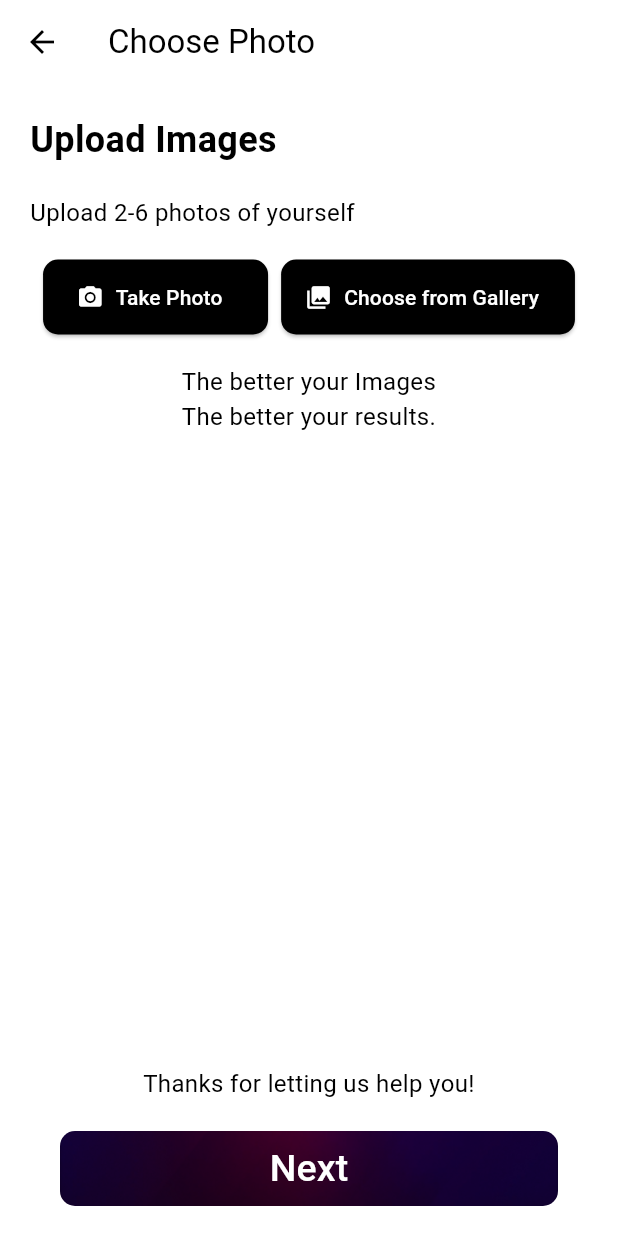
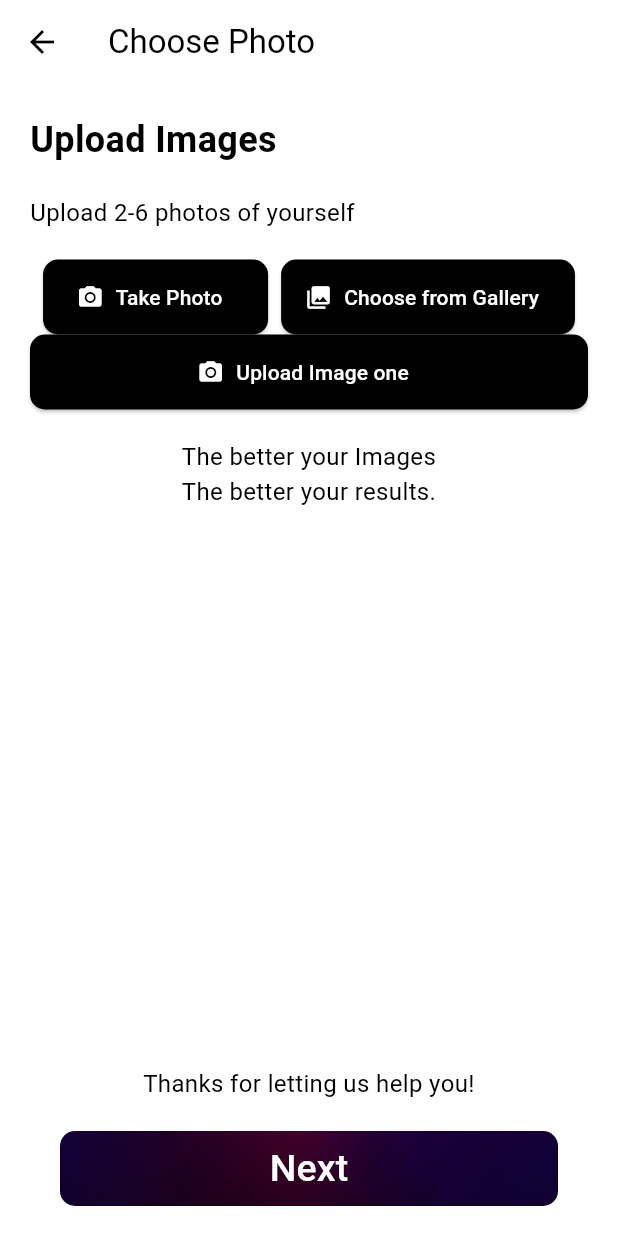
Before and after one commit to kkarimwahba/Digi, a Flutter app: the uploadImage screen opened directly with empty values, on a phone screen of 412 x 824 dp. Run offline on Flutter 3.47's test engine with Material 3 defaults, Android fonts, the phone set to English and light mode, and no system bars; our stand-ins replace avatar_glow, cloud_firestore, file_picker, firebase_auth, firebase_core, firebase_storage and 4 more; missing offline and left inert: flutter_sound, model_viewer_plus; accounts and stored records are empty; network calls fail.

Commit message:
auido failed

```diff
--- a/lib/screens/uploadImage.dart
+++ b/lib/screens/uploadImage.dart
@@ -7,6 +7,7 @@ import 'package:image_picker/image_picker.dart';
 import 'package:firebase_auth/firebase_auth.dart';
 import 'package:cloud_firestore/cloud_firestore.dart';
 import 'package:digi2/services/firebase_auth.dart';
+import 'package:http/http.dart' as http;
 
 class uploadImage extends StatefulWidget {
   final String selectedGender;
@@ -21,7 +22,7 @@ class _uploadImageState extends State<uploadImage> {
   List<String> uploadedImages = [];
   final ImagePicker _picker = ImagePicker();
   final _auth = AuthService();
-
+  File? UploadOneImage;
   Future<void> _takePhoto() async {
     final pickedFile = await _picker.pickImage(source: ImageSource.camera);
     if (pickedFile != null) {
@@ -31,12 +32,42 @@ class _uploadImageState extends State<uploadImage> {
     }
   }
 
+  // Future<void> _chooseFromGallery() async {
+  //   final pickedFile = await _picker.pickImage(source: ImageSource.gallery);
+  //   if (pickedFile != null) {
+  //     setState(() {
+  //       uploadedImages.add(pickedFile.path);
+  //       UploadOneImage = File(pickedFile.path);
+  //     });
+  //   }
+  // }
   Future<void> _chooseFromGallery() async {
     final pickedFile = await _picker.pickImage(source: ImageSource.gallery);
     if (pickedFile != null) {
       setState(() {
         uploadedImages.add(pickedFile.path);
+        UploadOneImage =
+            File(pickedFile.path); // Save the selected image as a File
       });
+    }
+  }
+
+  Future<void> _uploadImages() async {
+    if (UploadOneImage != null) {
+      final response = await http.post(
+        Uri.parse('http://10.0.2.2:5002/upload_image'),
+        body: {
+          'image': await http.MultipartFile.fromPath(
+              'image', UploadOneImage!.path), // Use the path of the File object
+        },
+      );
+      if (response.statusCode == 200) {
+        print('Image uploaded successfully');
+      } else {
+        print('Failed to upload image');
+      }
+    } else {
+      print('No image selected');
     }
   }
 
@@ -108,6 +139,24 @@ class _uploadImageState extends State<uploadImage> {
                   ),
                 ),
               ],
+            ),
+            ElevatedButton.icon(
+              onPressed: _uploadImages,
+              icon: const Icon(
+                Icons.camera_alt,
+                color: Colors.white,
+              ),
+              label: const Text(
+                'Upload Image one',
+                style: TextStyle(color: Colors.white),
+              ),
+              style: ElevatedButton.styleFrom(
+                minimumSize: const Size(150.0, 50.0),
+                shape: RoundedRectangleBorder(
+                  borderRadius: BorderRadius.circular(10.0),
+                ),
+                backgroundColor: Colors.black,
+              ),
             ),
             const SizedBox(height: 20.0),
             const Text(
--- a/pubspec.yaml
+++ b/pubspec.yaml
@@ -50,6 +50,8 @@ dependencies:
   google_sign_in: ^6.2.1
   speech_to_text_google_dialog: ^0.0.6
   speech_to_text: ^6.6.1
+  audioplayers: ^6.0.0
+  flutter_cache_manager: ^3.3.2
   #flutter_tts: ^3.8.5
   #o3d: ^3.1.0
 
```
Also changed, not shown: lib/screens/chat.dart (+121 -1 lines), pubspec.lock, 5 other files.
